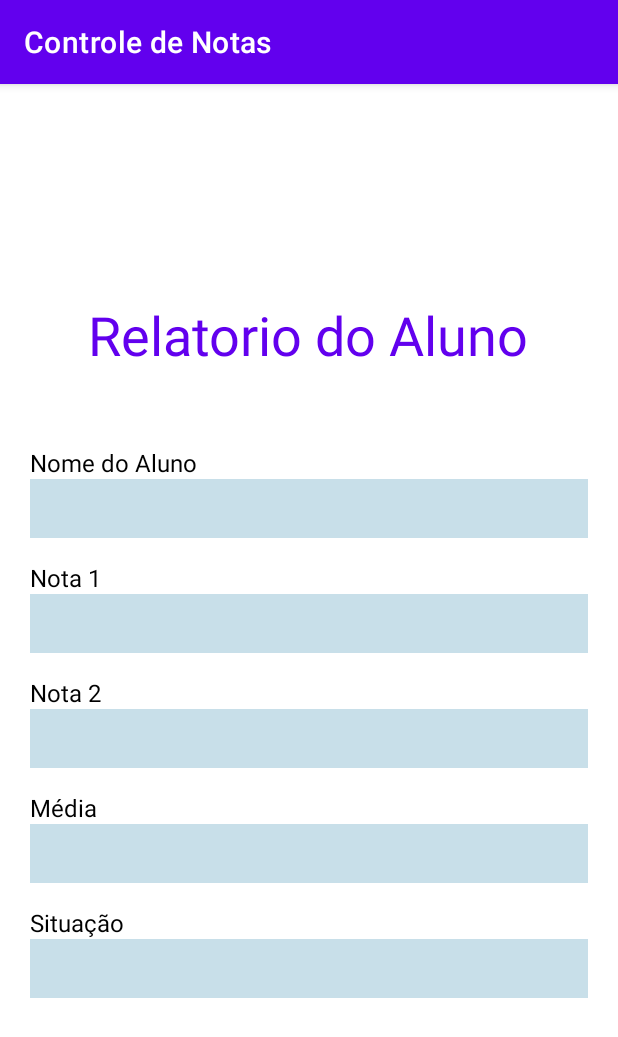
After one commit to marianasgit/controleDeNotas, an Android app: the RelatorioActivity screen opened directly, with no data from a screen before it, on a phone screen of 412 x 824 dp. The commit adds this screen. Shown: the top 1037 px of the screen. Run offline under Robolectric (Android 15) with nearby library versions, the phone set to English and light mode, and no system bars.

Commit message:
adicionando nova activity

```diff
--- a/app/src/main/AndroidManifest.xml
+++ b/app/src/main/AndroidManifest.xml
@@ -10,6 +10,9 @@
         android:supportsRtl="true"
         android:theme="@style/Theme.ControleDeNotas">
         <activity
+            android:name=".RelatorioActivity"
+            android:exported="false" />
+        <activity
             android:name=".MainActivity"
             android:exported="true">
             <intent-filter>
--- a/app/src/main/java/com/example/controledenotas/MainActivity.kt
+++ b/app/src/main/java/com/example/controledenotas/MainActivity.kt
@@ -1,5 +1,6 @@
 package com.example.controledenotas
 
+import android.content.Intent
 import android.graphics.Color
 import androidx.appcompat.app.AppCompatActivity
 import android.os.Bundle
@@ -36,9 +37,19 @@ class MainActivity : AppCompatActivity() {
 
                 val media = calcularMedia(nota1, nota2)
 
+                val intent = Intent(this, RelatorioActivity::class.java) //essa variavel funciona como a area de transferencia, onde ela armazena alguma infromacao e espera ela ser chamada por outro programa
+
+                intent.putExtra("nome", nomeEditText.text.toString())
+                intent.putExtra("nota1", "${nota1}")
+                intent.putExtra("nota2", "${nota2}")
+                intent.putExtra("media", "${media}")
+                intent.putExtra("situacao", situacaoAluno(media))
+
+                startActivity(intent)
+
                 //relatorio.text = "Relatório final: \n Aluno: ${nome} \n Nota 1: ${nota1} \n Nota 2: ${nota2} \n Média: ${media} \n "
 
-                relatorio.text = situacaoAluno(media)
+                //relatorio.text = situacaoAluno(media)
             }
 
         }
--- /dev/null
+++ b/app/src/main/java/com/example/controledenotas/RelatorioActivity.kt
@@ -0,0 +1,26 @@
+package com.example.controledenotas
+
+import android.content.Intent
+import androidx.appcompat.app.AppCompatActivity
+import android.os.Bundle
+import android.widget.TextView
+
+class RelatorioActivity : AppCompatActivity() {
+    override fun onCreate(savedInstanceState: Bundle?) {
+        super.onCreate(savedInstanceState)
+        setContentView(R.layout.activity_relatorio)
+
+        val nomeTextView = findViewById<TextView>(R.id.nome)
+        val nota1TextView = findViewById<TextView>(R.id.nota1)
+        val nota2TextView = findViewById<TextView>(R.id.nota2)
+        val mediaTextView = findViewById<TextView>(R.id.media)
+        val situacaoTextView = findViewById<TextView>(R.id.situacao)
+
+        val intent: Intent = getIntent()
+        nomeTextView.text = intent.getStringExtra("nome")
+        nota1TextView.text = intent.getStringExtra("nota1")
+        nota2TextView.text = intent.getStringExtra("nota2")
+        mediaTextView.text = intent.getStringExtra("media")
+        situacaoTextView.text = intent.getStringExtra("situacao")
+    }
+}
--- a/app/src/main/res/layout/activity_main.xml
+++ b/app/src/main/res/layout/activity_main.xml
@@ -83,7 +83,7 @@
         android:layout_width="wrap_content"
         android:layout_height="wrap_content"
         android:text=" "
-        android:textSize="24sp"
+        android:textSize="32sp"
         android:textColor="@color/white"/>
 
 
--- /dev/null
+++ b/app/src/main/res/layout/activity_relatorio.xml
@@ -0,0 +1,72 @@
+<?xml version="1.0" encoding="utf-8"?>
+<LinearLayout xmlns:android="http://schemas.android.com/apk/res/android"
+    xmlns:app="http://schemas.android.com/apk/res-auto"
+    xmlns:tools="http://schemas.android.com/tools"
+    android:layout_width="match_parent"
+    android:layout_height="match_parent"
+    android:orientation="vertical"
+    android:gravity="center"
+    tools:context=".RelatorioActivity">
+
+    <TextView
+        android:layout_width="wrap_content"
+        android:layout_height="wrap_content"
+        android:text="Relatorio do Aluno"
+        android:textColor="@color/purple_500"
+        android:textSize="36sp"
+        android:layout_marginBottom="50dp"/>
+
+    <LinearLayout style="@style/campos">
+
+        <TextView style="@style/label"
+            android:text="Nome do Aluno" />
+
+
+        <TextView style="@style/input"
+            android:id="@+id/nome"
+            android:text=""  />
+
+    </LinearLayout>
+
+    <LinearLayout style="@style/campos">
+
+        <TextView style="@style/label"
+            android:text="Nota 1" />
+
+        <TextView style="@style/input"
+            android:id="@+id/nota1"
+            android:text="" />
+    </LinearLayout>
+
+    <LinearLayout style="@style/campos">
+
+        <TextView style="@style/label"
+            android:text="Nota 2" />
+
+        <TextView style="@style/input"
+            android:id="@+id/nota2"
+            android:text="" />
+    </LinearLayout>
+
+    <LinearLayout style="@style/campos">
+
+        <TextView style="@style/label"
+            android:text="Média" />
+
+        <TextView style="@style/input"
+            android:id="@+id/media"
+            android:text="" />
+    </LinearLayout>
+
+
+    <LinearLayout style="@style/campos">
+
+        <TextView style="@style/label"
+            android:text="Situação" />
+
+        <TextView style="@style/input"
+            android:id="@+id/situacao"
+            android:text="" />
+    </LinearLayout>
+
+</LinearLayout>
--- a/app/src/main/res/values/colors.xml
+++ b/app/src/main/res/values/colors.xml
@@ -9,4 +9,5 @@
     <color name="white">#FFFFFFFF</color>
     <color name="background">#E9967A</color>
     <color name="titulo">#4682B4</color>
+    <color name="textbox">#8697C3D6</color>
 </resources>
--- /dev/null
+++ b/app/src/main/res/values/styles.xml
@@ -0,0 +1,25 @@
+<?xml version="1.0" encoding="utf-8"?>
+<resources>
+
+    <style name="campos">
+        <item name="android:layout_width">match_parent</item>
+        <item name="android:layout_height">wrap_content</item>
+        <item name="android:orientation">vertical</item>
+        <item name="android:layout_marginBottom">15dp</item>
+        <item name="android:paddingHorizontal">20dp</item>
+    </style>
+
+    <style name="label">
+        <item name="android:layout_width">match_parent</item>
+        <item name="android:layout_height">wrap_content</item>
+        <item name="android:textColor">@color/black</item>
+        <item name="android:textSize">16sp</item>
+    </style>
+
+    <style name="input">
+        <item name="android:layout_width">match_parent</item>
+        <item name="android:layout_height">wrap_content</item>
+        <item name="android:background">@color/textbox</item>
+        <item name="android:padding">10dp</item>
+    </style>
+</resources>
```
